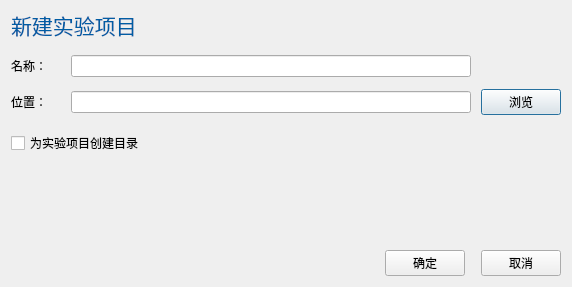
First picture: the form in VisualExperimentalDesignAids/Resources/VEDAInitProjectDialog.ui, repository fuookami/GraduationProject, before the edit.
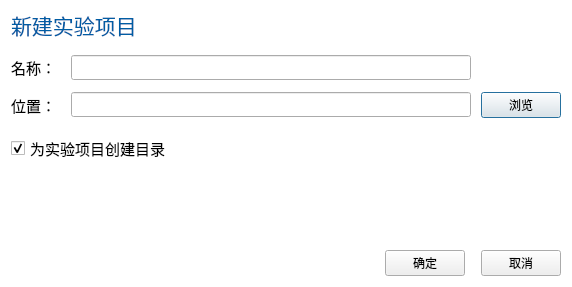
Second picture: the form after the edit.

Commit message: 0.01.005：实现创建项目对话框

```diff
--- a/VisualExperimentalDesignAids/Resources/VEDAInitProjectDialog.ui
+++ b/VisualExperimentalDesignAids/Resources/VEDAInitProjectDialog.ui
@@ -25,6 +25,11 @@
   <property name="windowTitle">
    <string>新建实验项目</string>
   </property>
+  <property name="styleSheet">
+   <string notr="true">#VEDAInitProjectDialog {
+	background-color: rgb(255, 255, 255);
+}</string>
+  </property>
   <layout class="QVBoxLayout" name="verticalLayout">
    <property name="spacing">
     <number>16</number>
@@ -68,30 +73,40 @@
      <property name="verticalSpacing">
       <number>12</number>
      </property>
-     <item row="1" column="3">
-      <layout class="QHBoxLayout" name="horizontalLayout">
-       <item>
-        <widget class="QPushButton" name="SelectLocation">
-         <property name="text">
-          <string>浏览</string>
-         </property>
-        </widget>
-       </item>
-      </layout>
-     </item>
      <item row="1" column="2">
-      <widget class="QLineEdit" name="ProjectLocation"/>
+      <widget class="QLineEdit" name="ProjectLocation">
+       <property name="font">
+        <font>
+         <family>微软雅黑 Light</family>
+         <pointsize>9</pointsize>
+        </font>
+       </property>
+      </widget>
      </item>
-     <item row="0" column="0">
-      <widget class="QLabel" name="label">
-       <property name="minimumSize">
-        <size>
-         <width>50</width>
-         <height>0</height>
-        </size>
+     <item row="1" column="3">
+      <widget class="QPushButton" name="SelectLocationBtn">
+       <property name="font">
+        <font>
+         <family>微软雅黑</family>
+        </font>
+       </property>
+       <property name="styleSheet">
+        <string notr="true"/>
        </property>
        <property name="text">
-        <string>名称：</string>
+        <string>浏览</string>
+       </property>
+       <property name="autoRepeat">
+        <bool>true</bool>
+       </property>
+       <property name="autoExclusive">
+        <bool>true</bool>
+       </property>
+       <property name="autoDefault">
+        <bool>true</bool>
+       </property>
+       <property name="flat">
+        <bool>false</bool>
        </property>
       </widget>
      </item>
@@ -103,21 +118,61 @@
          <height>0</height>
         </size>
        </property>
+       <property name="font">
+        <font>
+         <family>微软雅黑</family>
+         <pointsize>11</pointsize>
+        </font>
+       </property>
        <property name="text">
         <string>位置：</string>
        </property>
       </widget>
      </item>
      <item row="0" column="2">
-      <widget class="QLineEdit" name="ProjectName"/>
+      <widget class="QLineEdit" name="ProjectName">
+       <property name="font">
+        <font>
+         <family>微软雅黑 Light</family>
+        </font>
+       </property>
+      </widget>
+     </item>
+     <item row="0" column="0">
+      <widget class="QLabel" name="label">
+       <property name="minimumSize">
+        <size>
+         <width>50</width>
+         <height>0</height>
+        </size>
+       </property>
+       <property name="font">
+        <font>
+         <family>微软雅黑</family>
+         <pointsize>11</pointsize>
+        </font>
+       </property>
+       <property name="text">
+        <string>名称：</string>
+       </property>
+      </widget>
      </item>
     </layout>
    </item>
    <item>
     <widget class="QCheckBox" name="ToInitNewDir">
+     <property name="font">
+      <font>
+       <family>微软雅黑</family>
+       <pointsize>11</pointsize>
+      </font>
+     </property>
      <property name="text">
       <string>为实验项目创建目录</string>
      </property>
+     <property name="checked">
+      <bool>true</bool>
+     </property>
     </widget>
    </item>
    <item>
```
Left out of the diff: 33 changed lines with no effect on the pictures. The commit also changes 6 other files.
